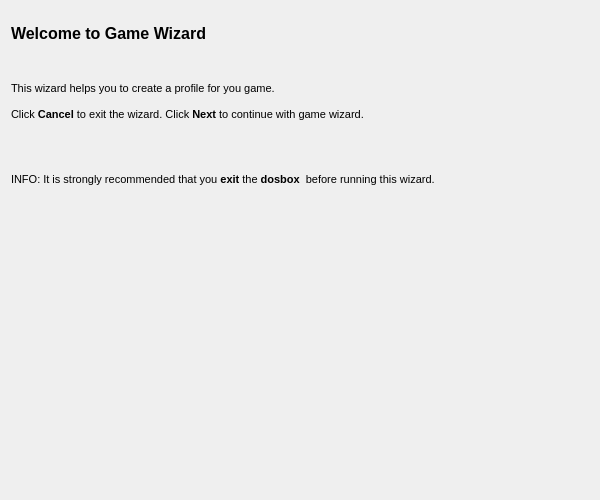
Before: the Qt Designer form assistant/ui/welcomepage.ui in LasDesu/DBoxFE, drawn with Qt 5.
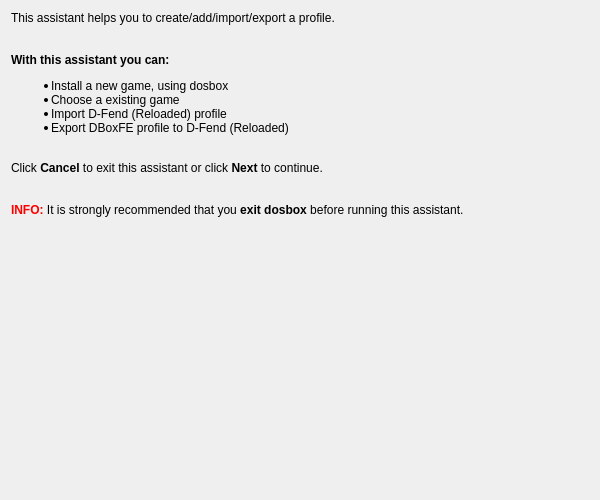
After: the same form once the commit is applied.

```diff
--- a/assistant/ui/welcomepage.ui
+++ b/assistant/ui/welcomepage.ui
@@ -29,22 +29,16 @@
     <widget class="QLabel" name="label" >
      <property name="text" >
       <string>&lt;!DOCTYPE HTML PUBLIC "-//W3C//DTD HTML 4.0//EN" "http://www.w3.org/TR/REC-html40/strict.dtd">
-&lt;html>&lt;head>&lt;meta name="qrichtext" content="1" />&lt;style type="text/css">
+&lt;html>&lt;head>&lt;meta name="qrichtext" content="1" />&lt;title>Welcome&lt;/title>&lt;style type="text/css">
 p, li { white-space: pre-wrap; }
-&lt;/style>&lt;/head>&lt;body style=" font-family:'MS Shell Dlg 2'; font-size:8.25pt; font-weight:400; font-style:normal;">
-&lt;p style="-qt-paragraph-type:empty; margin-top:0px; margin-bottom:0px; margin-left:0px; margin-right:0px; -qt-block-indent:0; text-indent:0px;">&lt;/p>
-&lt;p style=" margin-top:0px; margin-bottom:0px; margin-left:0px; margin-right:0px; -qt-block-indent:0; text-indent:0px; font-size:8pt; font-weight:600;">&lt;span style=" font-size:12pt;">Welcome to Game Wizard&lt;/span>&lt;/p>
-&lt;p style="-qt-paragraph-type:empty; margin-top:0px; margin-bottom:0px; margin-left:0px; margin-right:0px; -qt-block-indent:0; text-indent:0px; font-size:8pt;">&lt;/p>
-&lt;p style="-qt-paragraph-type:empty; margin-top:0px; margin-bottom:0px; margin-left:0px; margin-right:0px; -qt-block-indent:0; text-indent:0px; font-size:8pt;">&lt;/p>
-&lt;p style="-qt-paragraph-type:empty; margin-top:0px; margin-bottom:0px; margin-left:0px; margin-right:0px; -qt-block-indent:0; text-indent:0px; font-size:8pt;">&lt;/p>
-&lt;p style=" margin-top:0px; margin-bottom:0px; margin-left:0px; margin-right:0px; -qt-block-indent:0; text-indent:0px; font-size:8pt;">This wizard helps you to create a profile for you game.&lt;/p>
-&lt;p style="-qt-paragraph-type:empty; margin-top:0px; margin-bottom:0px; margin-left:0px; margin-right:0px; -qt-block-indent:0; text-indent:0px; font-size:8pt;">&lt;/p>
-&lt;p style=" margin-top:0px; margin-bottom:0px; margin-left:0px; margin-right:0px; -qt-block-indent:0; text-indent:0px; font-size:8pt;">Click &lt;span style=" font-weight:600;">Cancel&lt;/span> to exit the wizard. Click &lt;span style=" font-weight:600;">Next&lt;/span> to continue with game wizard.&lt;/p>
-&lt;p style="-qt-paragraph-type:empty; margin-top:0px; margin-bottom:0px; margin-left:0px; margin-right:0px; -qt-block-indent:0; text-indent:0px; font-size:8pt;">&lt;/p>
-&lt;p style="-qt-paragraph-type:empty; margin-top:0px; margin-bottom:0px; margin-left:0px; margin-right:0px; -qt-block-indent:0; text-indent:0px; font-size:8pt;">&lt;/p>
-&lt;p style="-qt-paragraph-type:empty; margin-top:0px; margin-bottom:0px; margin-left:0px; margin-right:0px; -qt-block-indent:0; text-indent:0px; font-size:8pt;">&lt;/p>
-&lt;p style="-qt-paragraph-type:empty; margin-top:0px; margin-bottom:0px; margin-left:0px; margin-right:0px; -qt-block-indent:0; text-indent:0px; font-size:8pt;">&lt;/p>
-&lt;p style=" margin-top:0px; margin-bottom:0px; margin-left:0px; margin-right:0px; -qt-block-indent:0; text-indent:0px; font-size:8pt;">INFO: It is strongly recommended that you &lt;span style=" font-weight:600;">exit&lt;/span> the &lt;span style=" font-weight:600;">dosbox&lt;/span>  before running this wizard.&lt;/p>&lt;/body>&lt;/html></string>
+&lt;/style>&lt;/head>&lt;body style=" font-family:'Sans Serif'; font-size:9pt; font-weight:400; font-style:normal;">
+&lt;p style=" margin-top:0px; margin-bottom:0px; margin-left:0px; margin-right:0px; -qt-block-indent:0; text-indent:0px;">This assistant helps you to create/add/import/export a profile. &lt;br />&lt;/p>
+&lt;p style=" margin-top:0px; margin-bottom:0px; margin-left:0px; margin-right:0px; -qt-block-indent:0; text-indent:0px;">&lt;br />&lt;span style=" font-weight:600;">With this assistant you can:&lt;/span> &lt;/p>
+&lt;ul style="-qt-list-indent: 1;">&lt;li style=" margin-top:12px; margin-bottom:0px; margin-left:0px; margin-right:0px; -qt-block-indent:0; text-indent:0px;">Install a new game, using dosbox &lt;/li>
+&lt;li style=" margin-top:0px; margin-bottom:0px; margin-left:0px; margin-right:0px; -qt-block-indent:0; text-indent:0px;">Choose a existing game &lt;/li>
+&lt;li style=" margin-top:0px; margin-bottom:0px; margin-left:0px; margin-right:0px; -qt-block-indent:0; text-indent:0px;">Import D-Fend (Reloaded) profile &lt;/li>
+&lt;li style=" margin-top:0px; margin-bottom:12px; margin-left:0px; margin-right:0px; -qt-block-indent:0; text-indent:0px;">Export DBoxFE profile to D-Fend (Reloaded) &lt;br />&lt;/li>&lt;/ul>
+&lt;p style=" margin-top:0px; margin-bottom:12px; margin-left:0px; margin-right:0px; -qt-block-indent:0; text-indent:0px;">Click &lt;span style=" font-weight:600;">Cancel&lt;/span> to exit this assistant or click &lt;span style=" font-weight:600;">Next&lt;/span> to continue.&lt;br />&lt;br />&lt;br />&lt;span style=" font-weight:600; color:#ff0000;">INFO:&lt;/span> It is strongly recommended that you &lt;span style=" font-weight:600;">exit dosbox&lt;/span> before running this assistant.&lt;/p>&lt;/body>&lt;/html></string>
      </property>
     </widget>
    </item>
@@ -55,8 +49,8 @@
      </property>
      <property name="sizeHint" stdset="0" >
       <size>
-       <width>578</width>
-       <height>285</height>
+       <width>20</width>
+       <height>208</height>
       </size>
      </property>
     </spacer>
```
